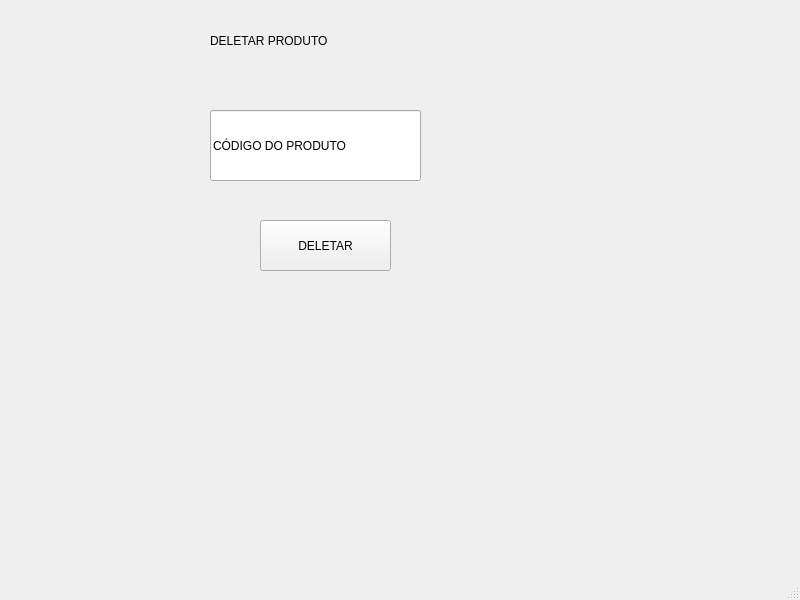
Qt form deletarproduto.ui (leohpmoreira/inventoryManagement) before a commit.
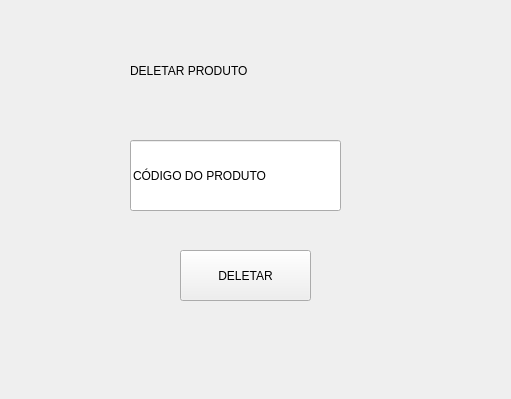
The same form after that commit.

What changed in the file:
```diff
--- a/deletarproduto.ui
+++ b/deletarproduto.ui
@@ -1,37 +1,23 @@
 <?xml version="1.0" encoding="UTF-8"?>
 <ui version="4.0">
- <class>MainWindow</class>
- <widget class="QMainWindow" name="MainWindow">
+ <class>Form</class>
+ <widget class="QWidget" name="Form">
   <property name="geometry">
    <rect>
     <x>0</x>
     <y>0</y>
-    <width>800</width>
-    <height>600</height>
+    <width>511</width>
+    <height>399</height>
    </rect>
   </property>
   <property name="windowTitle">
    <string>MainWindow</string>
   </property>
-  <widget class="QWidget" name="centralwidget">
-   <widget class="QLineEdit" name="lineEdit">
-    <property name="geometry">
-     <rect>
-      <x>210</x>
-      <y>110</y>
-      <width>211</width>
-      <height>71</height>
-     </rect>
-    </property>
-    <property name="text">
-     <string>CÓDIGO DO PRODUTO</string>
-    </property>
-   </widget>
    <widget class="QLabel" name="label">
     <property name="geometry">
      <rect>
-      <x>210</x>
-      <y>20</y>
+     <x>130</x>
+     <y>50</y>
       <width>261</width>
       <height>41</height>
      </rect>
@@ -40,11 +26,24 @@
      <string>DELETAR PRODUTO</string>
     </property>
    </widget>
+  <widget class="QLineEdit" name="lineEdit">
+   <property name="geometry">
+    <rect>
+     <x>130</x>
+     <y>140</y>
+     <width>211</width>
+     <height>71</height>
+    </rect>
+   </property>
+   <property name="text">
+    <string>CÓDIGO DO PRODUTO</string>
+   </property>
+  </widget>
    <widget class="QPushButton" name="pushButton">
     <property name="geometry">
      <rect>
-      <x>260</x>
-      <y>220</y>
+     <x>180</x>
+     <y>250</y>
       <width>131</width>
       <height>51</height>
      </rect>
@@ -53,18 +52,6 @@
      <string>DELETAR</string>
     </property>
    </widget>
-  </widget>
-  <widget class="QMenuBar" name="menubar">
-   <property name="geometry">
-    <rect>
-     <x>0</x>
-     <y>0</y>
-     <width>800</width>
-     <height>21</height>
-    </rect>
-   </property>
-  </widget>
-  <widget class="QStatusBar" name="statusbar"/>
  </widget>
  <resources/>
  <connections/>
```
Left out of the diff: 2 changed lines with no effect on the pictures. Lines whose indentation alone changed are shown as unchanged.
